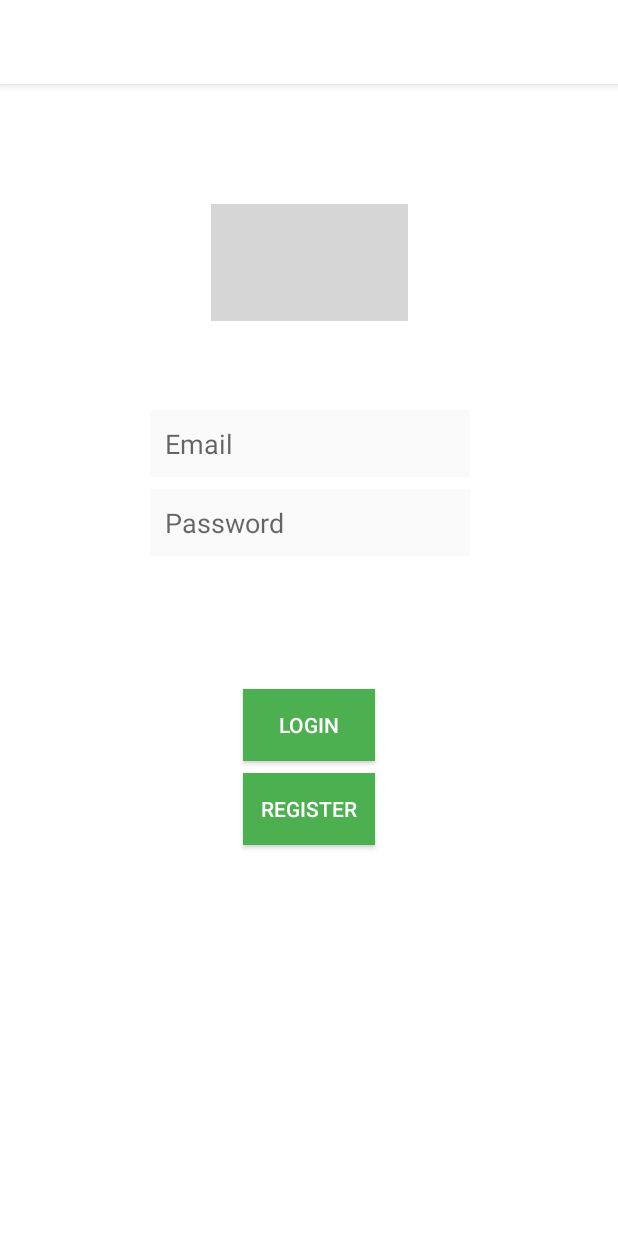
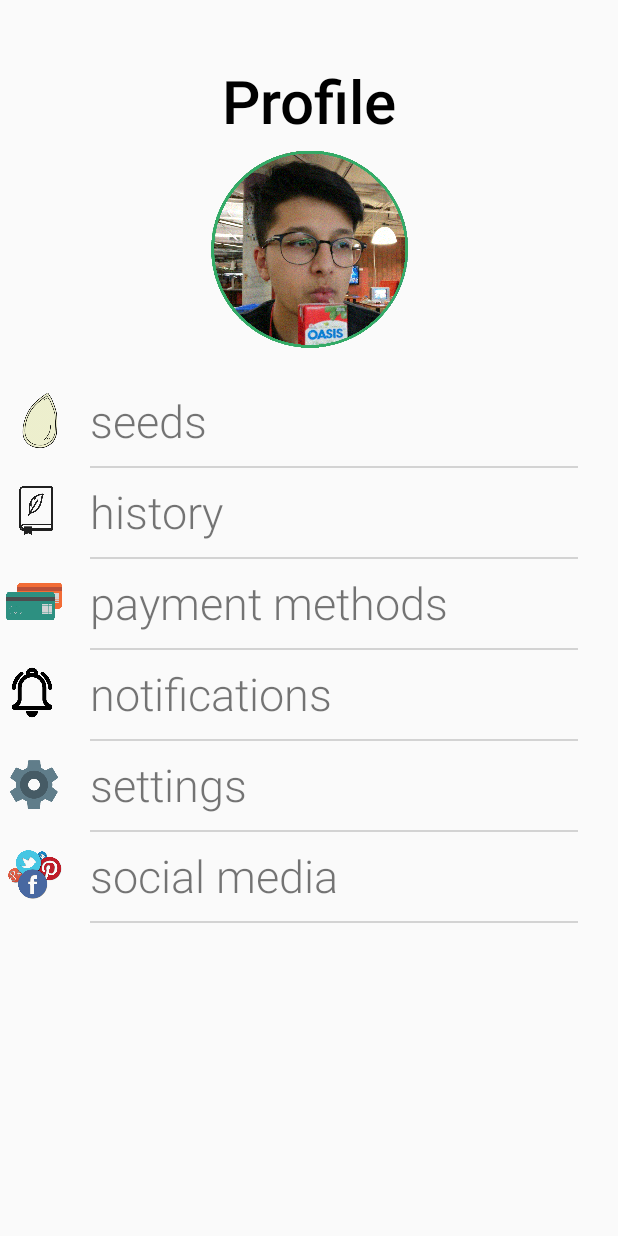
Before and after one commit to RayanH99/ReLeaf, an Android app: the screen it shows after launch (LoginScreen before the commit, Profile after it), on a phone screen of 412 x 824 dp. Run offline under Robolectric (Android 15) with nearby library versions, the phone set to English and light mode, and no system bars; grey boxes are pictures that could not be loaded.

Commit message:
Added profile activity and seeds profile activity

```diff
--- a/Homeless/app/src/main/AndroidManifest.xml
+++ b/Homeless/app/src/main/AndroidManifest.xml
@@ -9,14 +9,16 @@
         android:roundIcon="@mipmap/ic_launcher_round"
         android:supportsRtl="true"
         android:theme="@style/AppTheme">
-        <activity android:name=".LoginScreen">
+        <activity android:name=".SeedsActivity"></activity>
+        <activity android:name=".LoginScreen" />
+        <activity android:name=".Profile">
             <intent-filter>
                 <action android:name="android.intent.action.MAIN" />
 
                 <category android:name="android.intent.category.LAUNCHER" />
             </intent-filter>
         </activity>
-        <activity android:name=".MapsView"></activity>
+        <activity android:name=".MapsView" />
     </application>
 
 </manifest>
--- /dev/null
+++ b/Homeless/app/src/main/java/com/example/johnnybahama/homeless/Profile.java
@@ -0,0 +1,25 @@
+package com.example.johnnybahama.homeless;
+
+import android.content.Intent;
+import android.support.v7.app.AppCompatActivity;
+import android.os.Bundle;
+import android.view.View;
+import android.widget.TextView;
+
+public class Profile extends AppCompatActivity {
+
+    @Override
+    protected void onCreate(Bundle savedInstanceState) {
+        super.onCreate(savedInstanceState);
+        setContentView(R.layout.activity_profile);
+
+        final TextView seedsButton = findViewById(R.id.seedCount);
+        seedsButton.setOnClickListener(new View.OnClickListener() {
+            @Override
+            public void onClick(View v) {
+                Intent myIntent = new Intent(Profile.this, SeedsActivity.class);
+                Profile.this.startActivity(myIntent);
+            }
+        });
+    }
+}
--- a/Homeless/app/src/main/res/layout/activity_login_screen.xml
+++ b/Homeless/app/src/main/res/layout/activity_login_screen.xml
@@ -104,7 +104,6 @@
         app:layout_constraintHorizontal_bias="0.502"
         app:layout_constraintStart_toStartOf="parent"
         app:layout_constraintTop_toTopOf="parent"
-        app:layout_constraintVertical_bias="0.585"
-        app:srcCompat="@drawable/pinnitfull"/>
+        app:layout_constraintVertical_bias="0.585"></ImageView>
 
 </android.support.constraint.ConstraintLayout>
--- /dev/null
+++ b/Homeless/app/src/main/res/layout/activity_profile.xml
@@ -0,0 +1,237 @@
+<?xml version="1.0" encoding="utf-8"?>
+<android.support.constraint.ConstraintLayout xmlns:android="http://schemas.android.com/apk/res/android"
+    xmlns:app="http://schemas.android.com/apk/res-auto"
+    xmlns:tools="http://schemas.android.com/tools"
+    android:layout_width="match_parent"
+    android:layout_height="match_parent"
+    tools:context=".Profile">
+
+    <TextView
+        android:id="@+id/heading"
+        android:layout_width="wrap_content"
+        android:layout_height="wrap_content"
+        android:layout_marginStart="148dp"
+        android:layout_marginLeft="148dp"
+        android:layout_marginTop="40dp"
+        android:fontFamily="sans-serif-light"
+        android:text="Profile"
+        android:textColor="#000000"
+        android:textSize="40sp"
+        android:textStyle="bold"
+        app:layout_constraintStart_toStartOf="parent"
+        app:layout_constraintTop_toTopOf="parent" />
+
+    <ImageView
+        android:id="@+id/profilePicture"
+        android:layout_width="131dp"
+        android:layout_height="144dp"
+        app:layout_constraintEnd_toEndOf="parent"
+        app:layout_constraintStart_toStartOf="parent"
+        app:layout_constraintTop_toBottomOf="@+id/heading"
+        app:srcCompat="@drawable/profile_picture_clipart" />
+
+    <TextView
+        android:id="@+id/seedCount"
+        android:layout_width="wrap_content"
+        android:layout_height="wrap_content"
+        android:layout_marginStart="60dp"
+        android:layout_marginLeft="60dp"
+        android:layout_marginTop="260dp"
+        android:fontFamily="sans-serif-light"
+        android:text="seeds"
+        android:textSize="30sp"
+        app:layout_constraintStart_toStartOf="parent"
+        app:layout_constraintTop_toTopOf="parent" />
+
+    <ListView
+        android:id="@+id/milestoneDivider"
+        android:layout_width="325dp"
+        android:layout_height="1dp"
+        android:layout_marginStart="60dp"
+        android:layout_marginLeft="60dp"
+        android:layout_marginTop="10dp"
+        android:background="#d3d3d3"
+        app:layout_constraintStart_toStartOf="parent"
+        app:layout_constraintTop_toBottomOf="@+id/seedsImage" />
+
+    <ImageView
+        android:id="@+id/seedsImage"
+        android:layout_width="37dp"
+        android:layout_height="42dp"
+        android:layout_marginEnd="92dp"
+        android:layout_marginRight="92dp"
+        app:layout_constraintBottom_toBottomOf="@+id/seedCount"
+        app:layout_constraintEnd_toEndOf="@+id/seedCount"
+        app:srcCompat="@drawable/seeds_clipart" />
+
+    <TextView
+        android:id="@+id/historyHeading"
+        android:layout_width="wrap_content"
+        android:layout_height="wrap_content"
+        android:layout_marginStart="60dp"
+        android:layout_marginLeft="60dp"
+        android:layout_marginTop="20dp"
+        android:fontFamily="sans-serif-light"
+        android:text="history"
+        android:textSize="30sp"
+        app:layout_constraintStart_toStartOf="parent"
+        app:layout_constraintTop_toBottomOf="@+id/seedCount" />
+
+    <ImageView
+        android:id="@+id/historyImage"
+        android:layout_width="37dp"
+        android:layout_height="42dp"
+        android:layout_marginEnd="106dp"
+        android:layout_marginRight="106dp"
+        app:layout_constraintBottom_toBottomOf="@+id/historyHeading"
+        app:layout_constraintEnd_toEndOf="@+id/historyHeading"
+        app:srcCompat="@drawable/history_clipart" />
+
+    <ListView
+        android:id="@+id/historyDivider"
+        android:layout_width="325dp"
+        android:layout_height="1dp"
+        android:layout_marginStart="60dp"
+        android:layout_marginLeft="60dp"
+        android:layout_marginTop="10dp"
+        android:background="#d3d3d3"
+        app:layout_constraintStart_toStartOf="parent"
+        app:layout_constraintTop_toBottomOf="@+id/historyHeading" />
+
+    <TextView
+        android:id="@+id/paymentHeading"
+        android:layout_width="wrap_content"
+        android:layout_height="wrap_content"
+        android:layout_marginStart="60dp"
+        android:layout_marginLeft="60dp"
+        android:layout_marginTop="20dp"
+        android:fontFamily="sans-serif-light"
+        android:text="payment methods"
+        android:textSize="30sp"
+        app:layout_constraintStart_toStartOf="parent"
+        app:layout_constraintTop_toBottomOf="@+id/historyHeading" />
+
+    <ImageView
+        android:id="@+id/paymentImage"
+        android:layout_width="37dp"
+        android:layout_height="42dp"
+        android:layout_marginEnd="257dp"
+        android:layout_marginRight="257dp"
+        app:layout_constraintBottom_toBottomOf="@+id/paymentHeading"
+        app:layout_constraintEnd_toEndOf="@+id/paymentHeading"
+        app:srcCompat="@drawable/payment_clipart" />
+
+    <ListView
+        android:id="@+id/paymentDivider"
+        android:layout_width="325dp"
+        android:layout_height="1dp"
+        android:layout_marginStart="60dp"
+        android:layout_marginLeft="60dp"
+        android:layout_marginTop="10dp"
+        android:background="#d3d3d3"
+        app:layout_constraintStart_toStartOf="parent"
+        app:layout_constraintTop_toBottomOf="@+id/paymentHeading" />
+
+    <TextView
+        android:id="@+id/notificationHeading"
+        android:layout_width="wrap_content"
+        android:layout_height="wrap_content"
+        android:layout_marginStart="60dp"
+        android:layout_marginLeft="60dp"
+        android:layout_marginTop="20dp"
+        android:fontFamily="sans-serif-light"
+        android:text="notifications"
+        android:textSize="30sp"
+        app:layout_constraintStart_toStartOf="parent"
+        app:layout_constraintTop_toBottomOf="@+id/paymentHeading" />
+
+    <ImageView
+        android:id="@+id/notificationImage"
+        android:layout_width="37dp"
+        android:layout_height="42dp"
+        android:layout_marginEnd="181dp"
+        android:layout_marginRight="181dp"
+        app:layout_constraintBottom_toBottomOf="@+id/notificationHeading"
+        app:layout_constraintEnd_toEndOf="@+id/notificationHeading"
+        app:srcCompat="@drawable/notifications_clipart" />
+
+    <ListView
+        android:id="@+id/notificationDivider"
+        android:layout_width="325dp"
+        android:layout_height="1dp"
+        android:layout_marginStart="60dp"
+        android:layout_marginLeft="60dp"
+        android:layout_marginTop="10dp"
+        android:background="#d3d3d3"
+        app:layout_constraintStart_toStartOf="parent"
+        app:layout_constraintTop_toBottomOf="@+id/notificationHeading" />
+
+    <TextView
+        android:id="@+id/settingsHeading"
+        android:layout_width="wrap_content"
+        android:layout_height="wrap_content"
+        android:layout_marginStart="60dp"
+        android:layout_marginLeft="60dp"
+        android:layout_marginTop="20dp"
+        android:fontFamily="sans-serif-light"
+        android:text="settings"
+        android:textSize="30sp"
+        app:layout_constraintStart_toStartOf="parent"
+        app:layout_constraintTop_toBottomOf="@+id/notificationHeading" />
+
+    <ImageView
+        android:id="@+id/settingsImage"
+        android:layout_width="37dp"
+        android:layout_height="42dp"
+        android:layout_marginEnd="123dp"
+        android:layout_marginRight="123dp"
+        app:layout_constraintBottom_toBottomOf="@+id/settingsHeading"
+        app:layout_constraintEnd_toEndOf="@+id/settingsHeading"
+        app:srcCompat="@drawable/settings_clipart" />
+
+    <ListView
+        android:id="@+id/settingsDivider"
+        android:layout_width="325dp"
+        android:layout_height="1dp"
+        android:layout_marginStart="60dp"
+        android:layout_marginLeft="60dp"
+        android:layout_marginTop="10dp"
+        android:background="#d3d3d3"
+        app:layout_constraintStart_toStartOf="parent"
+        app:layout_constraintTop_toBottomOf="@+id/settingsHeading" />
+
+    <TextView
+        android:id="@+id/socialHeading"
+        android:layout_width="wrap_content"
+        android:layout_height="wrap_content"
+        android:layout_marginStart="60dp"
+        android:layout_marginLeft="60dp"
+        android:layout_marginTop="20dp"
+        android:fontFamily="sans-serif-light"
+        android:text="social media"
+        android:textSize="30sp"
+        app:layout_constraintStart_toStartOf="parent"
+        app:layout_constraintTop_toBottomOf="@+id/settingsHeading" />
+
+    <ImageView
+        android:id="@+id/socialImage"
+        android:layout_width="37dp"
+        android:layout_height="42dp"
+        android:layout_marginEnd="183dp"
+        android:layout_marginRight="183dp"
+        app:layout_constraintBottom_toBottomOf="@+id/socialHeading"
+        app:layout_constraintEnd_toEndOf="@+id/socialHeading"
+        app:srcCompat="@drawable/social_clipart" />
+
+    <ListView
+        android:id="@+id/socialDivider"
+        android:layout_width="325dp"
+        android:layout_height="1dp"
+        android:layout_marginStart="60dp"
+        android:layout_marginLeft="60dp"
+        android:layout_marginTop="10dp"
+        android:background="#d3d3d3"
+        app:layout_constraintStart_toStartOf="parent"
+        app:layout_constraintTop_toBottomOf="@+id/socialHeading" />
+
+</android.support.constraint.ConstraintLayout>
--- a/Homeless/app/src/main/res/values/styles.xml
+++ b/Homeless/app/src/main/res/values/styles.xml
@@ -1,7 +1,7 @@
 <resources>
 
     <!-- Base application theme. -->
-    <style name="AppTheme" parent="Theme.AppCompat.Light.DarkActionBar">
+    <style name="AppTheme" parent="Theme.AppCompat.DayNight.NoActionBar">
         <!-- Customize your theme here. -->
         <item name="colorPrimary">@color/colorPrimary</item>
         <item name="colorPrimaryDark">@color/colorPrimaryDark</item>
```
Also changed, not shown: Homeless/app/src/main/gen/com/example/johnnybahama/homeless/BuildConfig.java (added, +8 -0 lines), Homeless/app/src/main/gen/com/example/johnnybahama/homeless/Manifest.java (added, +7 -0 lines), Homeless/app/src/main/gen/com/example/johnnybahama/homeless/R.java (added, +7 -0 lines), Homeless/app/src/main/java/com/example/johnnybahama/homeless/SeedsActivity.java (added, +14 -0 lines), Homeless/app/src/main/res/layout/activity_seeds.xml (added, +142 -0 lines), Homeless/app/src/main/res/drawable/bronze_seed_clipart.gif (added), Homeless/app/src/main/res/drawable/gold_seed_clipart.gif (added), Homeless/app/src/main/res/drawable/history_clipart.png (added), Homeless/app/src/main/res/drawable/notifications_clipart.png (added), Homeless/app/src/main/res/drawable/payment_clipart.png (added), Homeless/app/src/main/res/drawable/profile_picture_clipart.gif (added), Homeless/app/src/main/res/drawable/seeds_clipart.png (added), Homeless/app/src/main/res/drawable/settings_clipart.png (added), Homeless/app/src/main/res/drawable/silver_seed_clipart.gif (added), 1 more files.
